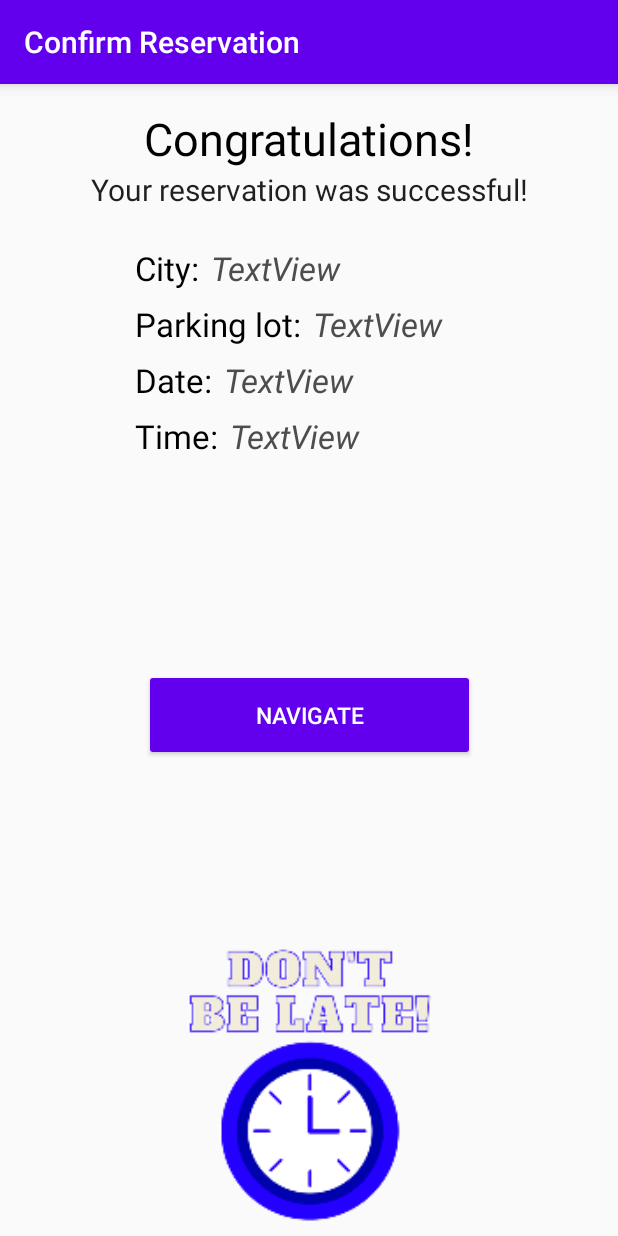
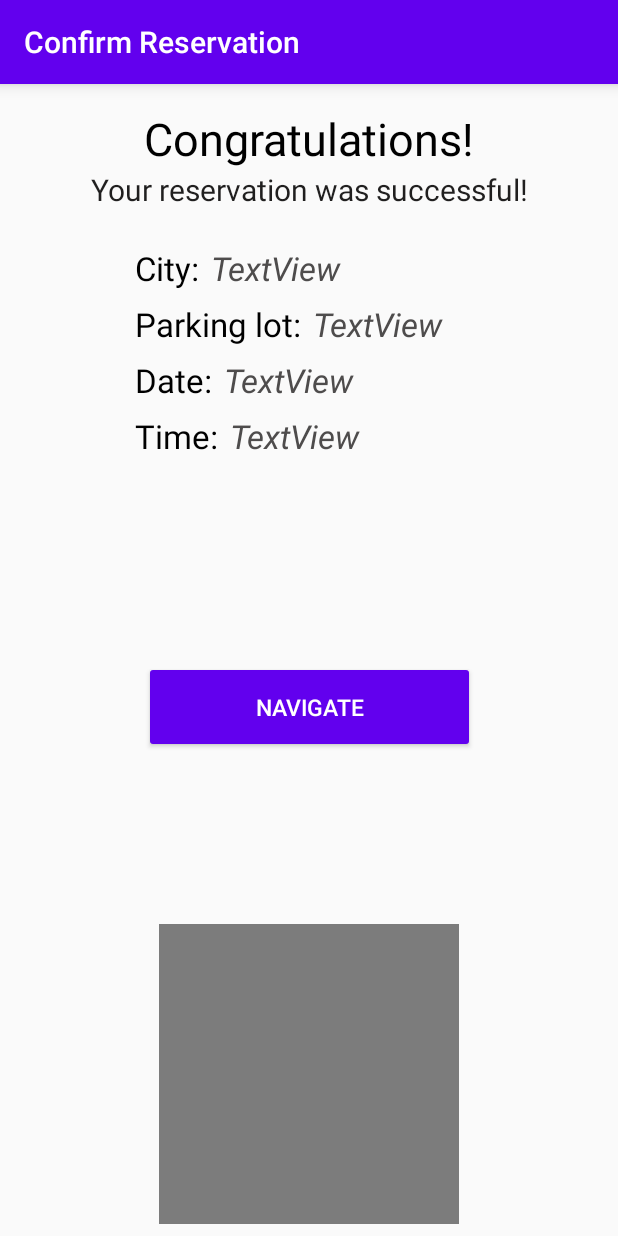
Before and after one commit to dsijakovski98/parks-and-recs-app, an Android app: the layout activity_confirm_reservation.xml on its own in the app's theme, with its tools: preview values and no code run, on a phone screen of 412 x 824 dp. Run offline under Robolectric (Android 15) with nearby library versions, the phone set to English and light mode, and no system bars.

Commit message:
qr code generator added

```diff
--- a/app/build.gradle
+++ b/app/build.gradle
@@ -34,6 +34,8 @@ dependencies {
     implementation 'com.google.android.material:material:1.2.1'
     implementation 'androidx.constraintlayout:constraintlayout:2.0.4'
     implementation 'androidx.legacy:legacy-support-v4:1.0.0'
+    implementation 'androidmads.library.qrgenearator:QRGenearator:1.0.4'
+    implementation 'com.google.zxing:core:3.3.2'
     testImplementation 'junit:junit:4.13.1'
     androidTestImplementation 'androidx.test.ext:junit:1.1.2'
     androidTestImplementation 'androidx.test.espresso:espresso-core:3.3.0'
--- a/app/src/main/AndroidManifest.xml
+++ b/app/src/main/AndroidManifest.xml
@@ -2,6 +2,7 @@
 <manifest xmlns:android="http://schemas.android.com/apk/res/android"
     package="com.example.parksandrecs">
 
+    <uses-permission android:name="android.permission.WRITE_EXTERNAL_STORAGE"/>
     <application
         android:allowBackup="true"
         android:icon="@mipmap/ic_splash_screen_2_foreground"
--- a/app/src/main/res/layout-land/activity_confirm_reservation.xml
+++ b/app/src/main/res/layout-land/activity_confirm_reservation.xml
@@ -141,12 +141,12 @@
         app:layout_constraintTop_toTopOf="@+id/timeTitle" />
 
     <ImageView
-        android:id="@+id/dontBeLate"
+        android:id="@+id/qrImage"
         android:layout_width="180dp"
         android:layout_height="180dp"
         android:layout_marginEnd="70dp"
         android:layout_marginBottom="20dp"
-        android:src="@mipmap/ic_dont_be_late_foreground"
+        app:srcCompat="@android:drawable/screen_background_dark_transparent"
         app:layout_constraintBottom_toBottomOf="parent"
         app:layout_constraintEnd_toEndOf="parent" />
 
--- a/app/src/main/res/layout/activity_confirm_reservation.xml
+++ b/app/src/main/res/layout/activity_confirm_reservation.xml
@@ -141,11 +141,11 @@
         app:layout_constraintTop_toTopOf="@+id/timeTitle" />
 
     <ImageView
-        android:id="@+id/dontBeLate"
-        android:layout_width="190dp"
-        android:layout_height="190dp"
+        android:id="@+id/qrImage"
+        android:layout_width="200dp"
+        android:layout_height="200dp"
         android:layout_marginBottom="8dp"
-        android:src="@mipmap/ic_dont_be_late_foreground"
+        app:srcCompat="@android:drawable/screen_background_dark_transparent"
         app:layout_constraintBottom_toBottomOf="parent"
         app:layout_constraintEnd_toEndOf="parent"
         app:layout_constraintStart_toStartOf="parent" />
@@ -161,7 +161,7 @@
         android:text="@string/navigation_btn"
         android:textColor="@color/cardview_light_background"
         android:textSize="15sp"
-        app:layout_constraintBottom_toTopOf="@+id/dontBeLate"
+        app:layout_constraintBottom_toTopOf="@+id/qrImage"
         app:layout_constraintEnd_toEndOf="@+id/congratsText"
         app:layout_constraintHorizontal_bias="0.544"
         app:layout_constraintStart_toStartOf="@+id/congratsText"
```
Also changed, not shown: app/src/main/java/com/example/parksandrecs/ConfirmReservationActivity.java (+23 -0 lines), app/src/main/java/com/example/parksandrecs/MakeReservationActivity.java (+15 -3 lines).
